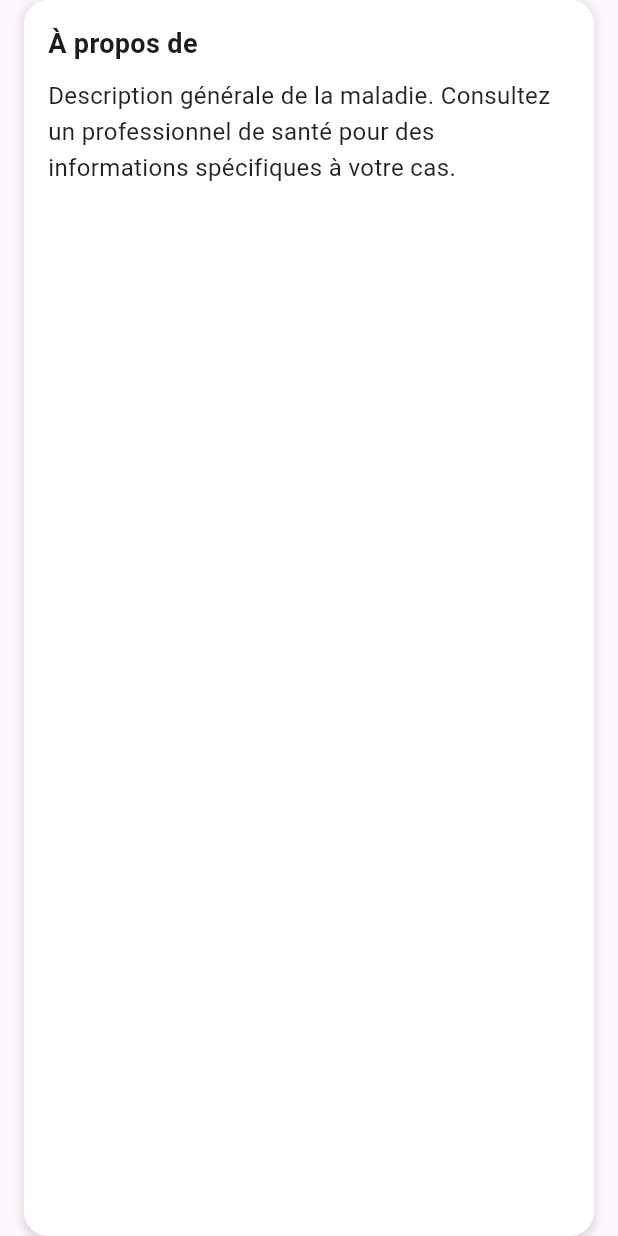
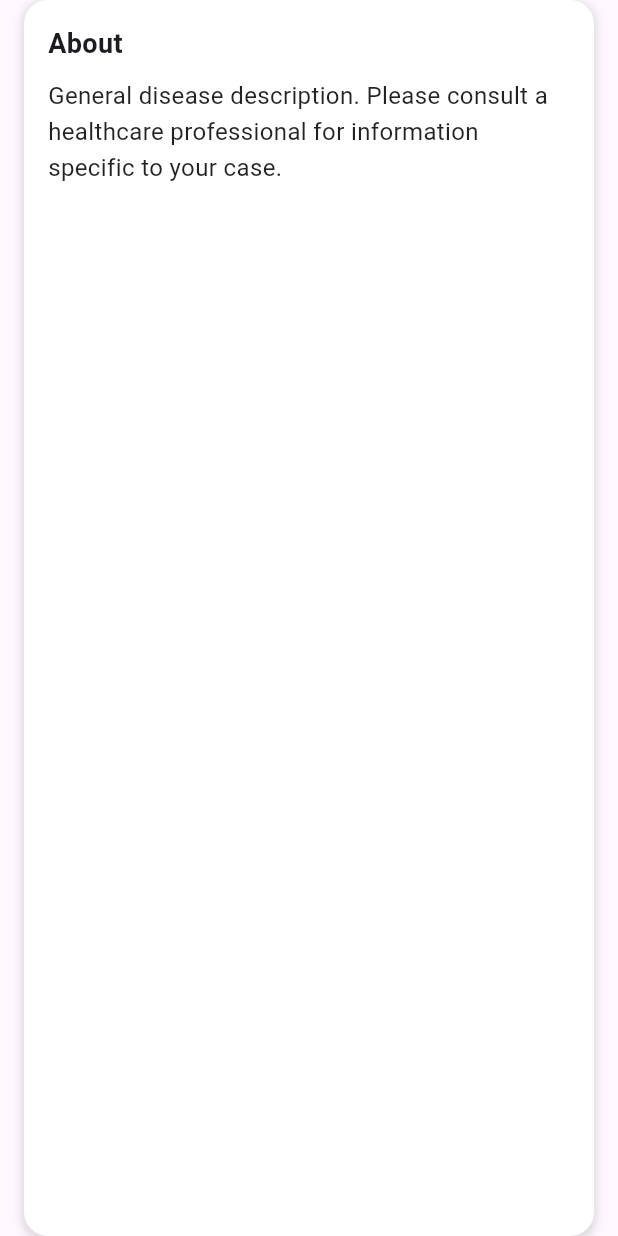
Before and after one commit to kteken10/flutter_health_app, a Flutter app: the DescriptionSection widget shown alone on an empty page, opened directly with empty values, on a phone screen of 412 x 824 dp. Run offline on Flutter 3.47's test engine with Material 3 defaults, Android fonts, the phone set to English and light mode, and no system bars; our stand-ins replace audioplayers, fl_chart, flutter_svg, font_awesome_flutter, intl_phone_number_input, shared_preferences; missing offline and left inert: bottom_bar, mailer; accounts and stored records are empty.

Commit message:
update all

```diff
--- a/lib/ui/add_patient_modal.dart
+++ b/lib/ui/add_patient_modal.dart
@@ -37,9 +37,9 @@
     try {
       final emailService = EmailService(
         smtpServer: 'smtp.gmail.com',
-        smtpUsername: 'votreemail@gmail.com',
-        smtpPassword: 'votremotdepasse',
-        senderEmail: 'no-reply@votreclinique.com',
+        smtpUsername: 'tchokoutef@gmail.com',
+        smtpPassword: 'wqex wwni azjo fqnw',
+        senderEmail: 'tchokoutef@gmail.com',
         senderName: 'Clinique Médicale AI',
       );
 
--- a/lib/ui/description_section.dart
+++ b/lib/ui/description_section.dart
@@ -32,7 +32,7 @@
           crossAxisAlignment: CrossAxisAlignment.start,
           children: [
             Text(
-              'À propos de ${diseaseInfo['name']}',
+              'About ${diseaseInfo['name']}',
               style: const TextStyle(
                 fontSize: 18,
                 fontWeight: FontWeight.bold,
@@ -49,15 +49,15 @@
             ),
             const SizedBox(height: 16),
             if (diseaseInfo['symptoms'] != null) ...[
-              _buildInfoSection('Symptômes courants', diseaseInfo['symptoms']!),
+              _buildInfoSection('Common Symptoms', diseaseInfo['symptoms']!),
               const SizedBox(height: 12),
             ],
             if (diseaseInfo['prevention'] != null) ...[
-              _buildInfoSection('Prévention', diseaseInfo['prevention']!),
+              _buildInfoSection('Prevention', diseaseInfo['prevention']!),
               const SizedBox(height: 12),
             ],
             if (diseaseInfo['treatment'] != null) ...[
-              _buildInfoSection('Traitement', diseaseInfo['treatment']!),
+              _buildInfoSection('Treatment', diseaseInfo['treatment']!),
             ],
           ],
         ),
@@ -92,37 +92,35 @@
 
   Map<String, String> _getDiseaseInfo(String diseaseName) {
     switch (diseaseName.toLowerCase()) {
-      case 'diabete':
+      case 'diabetes':
         return {
-          'name': 'Diabète',
-          'description': 'Le diabète est une maladie chronique caractérisée par un excès '
-              'de sucre dans le sang (hyperglycémie). Il existe principalement deux types : '
-              'le diabète de type 1 (insulinodépendant) et le diabète de type 2.',
-          'symptoms': '• Soif intense\n• Urines abondantes\n• Fatigue anormale\n'
-              '• Faim excessive\n• Cicatrisation lente\n• Infections fréquentes',
-          'prevention': '• Alimentation équilibrée\n• Activité physique régulière\n'
-              '• Contrôle du poids\n• Surveillance glycémique après 40 ans',
-          'treatment': '• Régime alimentaire adapté\n• Activité physique\n'
-              '• Antidiabétiques oraux ou insuline\n• Surveillance régulière',
+          'name': 'Diabetes',
+          'description': 'Diabetes is a chronic disease characterized by high blood sugar levels (hyperglycemia). '
+              'There are two main types: type 1 diabetes (insulin-dependent) and type 2 diabetes.',
+          'symptoms': '• Excessive thirst\n• Frequent urination\n• Unexplained fatigue\n'
+              '• Increased hunger\n• Slow wound healing\n• Recurrent infections',
+          'prevention': '• Balanced diet\n• Regular physical activity\n'
+              '• Weight management\n• Blood sugar monitoring after age 40',
+          'treatment': '• Dietary management\n• Physical exercise\n'
+              '• Oral antidiabetics or insulin\n• Regular monitoring',
         };
       case 'hypertension':
         return {
           'name': 'Hypertension',
-          'description': 'L\'hypertension artérielle (HTA) est une pathologie cardiovasculaire '
-              'définie par une pression artérielle trop élevée. Elle est un facteur de risque majeur '
-              'pour les accidents vasculaires cérébraux et les infarctus.',
-          'symptoms': '• Maux de tête\n• Vertiges\n• Bourdonnements d\'oreilles\n'
-              '• Troubles visuels\n• Saignements de nez\n• Essoufflement',
-          'prevention': '• Réduction de la consommation de sel\n• Activité physique régulière\n'
-              '• Limitation de l\'alcool\n• Arrêt du tabac\n• Gestion du stress',
-          'treatment': '• Médicaments antihypertenseurs\n• Régime pauvre en sel\n'
-              '• Surveillance tensionnelle\n• Traitement des facteurs de risque associés',
+          'description': 'Hypertension (high blood pressure) is a cardiovascular condition defined by abnormally '
+              'high blood pressure. It is a major risk factor for strokes and heart attacks.',
+          'symptoms': '• Headaches\n• Dizziness\n• Tinnitus (ringing in ears)\n'
+              '• Vision problems\n• Nosebleeds\n• Shortness of breath',
+          'prevention': '• Reduced salt intake\n• Regular exercise\n'
+              '• Limited alcohol consumption\n• Smoking cessation\n• Stress management',
+          'treatment': '• Antihypertensive medications\n• Low-sodium diet\n'
+              '• Blood pressure monitoring\n• Management of associated risk factors',
         };
       default:
         return {
           'name': diseaseName,
-          'description': 'Description générale de la maladie. Consultez un professionnel '
-              'de santé pour des informations spécifiques à votre cas.',
+          'description': 'General disease description. Please consult a healthcare professional '
+              'for information specific to your case.',
         };
     }
   }
```
Also changed, not shown: lib/screens/desease_detail_screen.dart (+12 -12 lines), lib/service/email_service.dart (+15 -15 lines), lib/ui/parameter_list.dart (deleted, +0 -56 lines).
